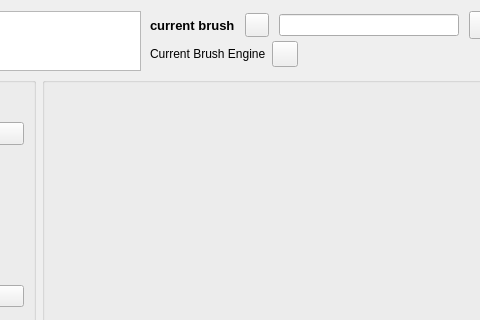
First picture: the form in libs/ui/forms/wdgpaintopsettings.ui, repository KDE/krita, before the edit; both pictures show x 255 to 735 and y 0 to 320 of the 1200 by 431 pixel window.
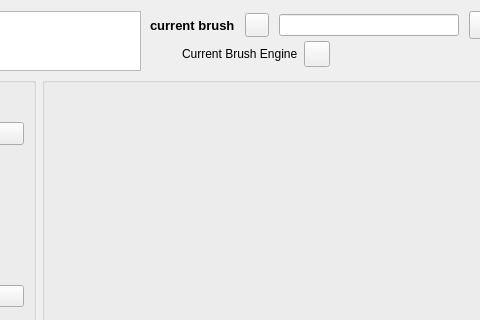
Second picture: the form after the edit. Custom widgets are drawn as their Qt base class.

Commit message: Brush Settings: Add Brush Engine Icon next to name.

```diff
--- a/libs/ui/forms/wdgpaintopsettings.ui
+++ b/libs/ui/forms/wdgpaintopsettings.ui
@@ -218,6 +218,25 @@
          <property name="spacing">
           <number>6</number>
          </property>
+         <item>
+          <widget class="QLabel" name="currentBrushEngineIcon">
+           <property name="sizePolicy">
+            <sizepolicy hsizetype="Fixed" vsizetype="Fixed">
+             <horstretch>0</horstretch>
+             <verstretch>0</verstretch>
+            </sizepolicy>
+           </property>
+           <property name="minimumSize">
+            <size>
+             <width>26</width>
+             <height>26</height>
+            </size>
+           </property>
+           <property name="text">
+            <string/>
+           </property>
+          </widget>
+         </item>
          <item>
           <widget class="QLabel" name="currentBrushEngineLabel">
            <property name="text">
```
The commit also changes 1 other file.
